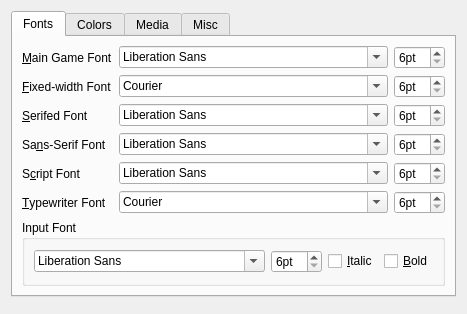
Before: the Qt Designer form src/confdialog.ui in realnc/qtads, drawn with Qt 5.
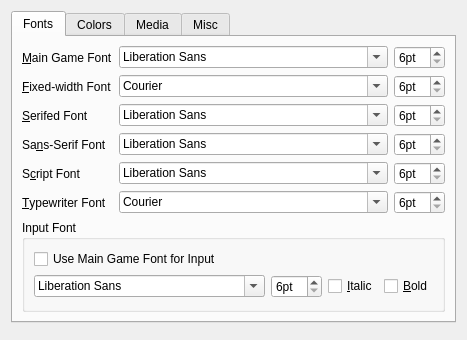
After: the same form once the commit is applied. Custom widgets are drawn as their Qt base class.

Commit message: Add config option allowing the use of the main font as input font

```diff
--- a/src/confdialog.ui
+++ b/src/confdialog.ui
@@ -250,7 +250,14 @@
          <property name="title">
           <string>Input Font</string>
          </property>
-         <layout class="QHBoxLayout" name="horizontalLayout_8">
+         <layout class="QVBoxLayout" name="verticalLayout_7">
+          <item>
+           <widget class="QCheckBox" name="useMainFontCheckBox">
+            <property name="text">
+             <string>Use Main Game Font for Input</string>
+            </property>
+           </widget>
+          </item>
           <item>
            <layout class="QHBoxLayout" name="horizontalLayout_7">
             <item>
@@ -276,8 +283,6 @@
               </property>
              </widget>
             </item>
-           </layout>
-          </item>
           <item>
            <widget class="QCheckBox" name="inputFontItalicCheckBox">
             <property name="text">
@@ -293,8 +298,8 @@
            </widget>
           </item>
          </layout>
-         <zorder>inputFontBoldCheckBox</zorder>
-         <zorder>inputFontItalicCheckBox</zorder>
+          </item>
+         </layout>
         </widget>
        </item>
       </layout>
```
Lines whose indentation alone changed are shown as unchanged. The commit also changes 4 other files.
